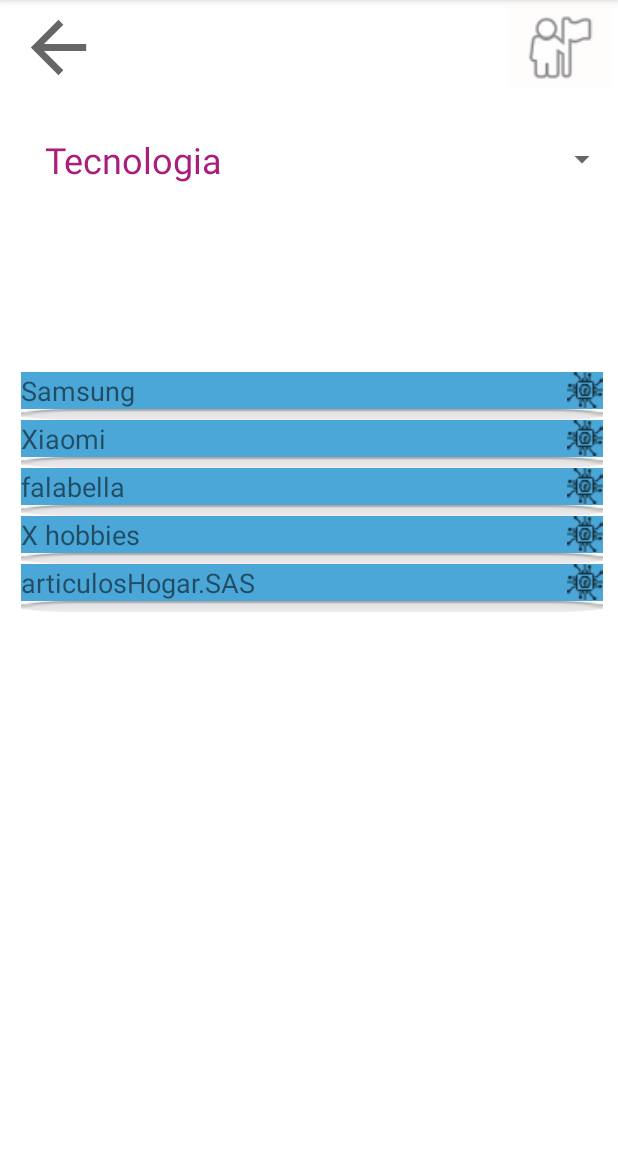
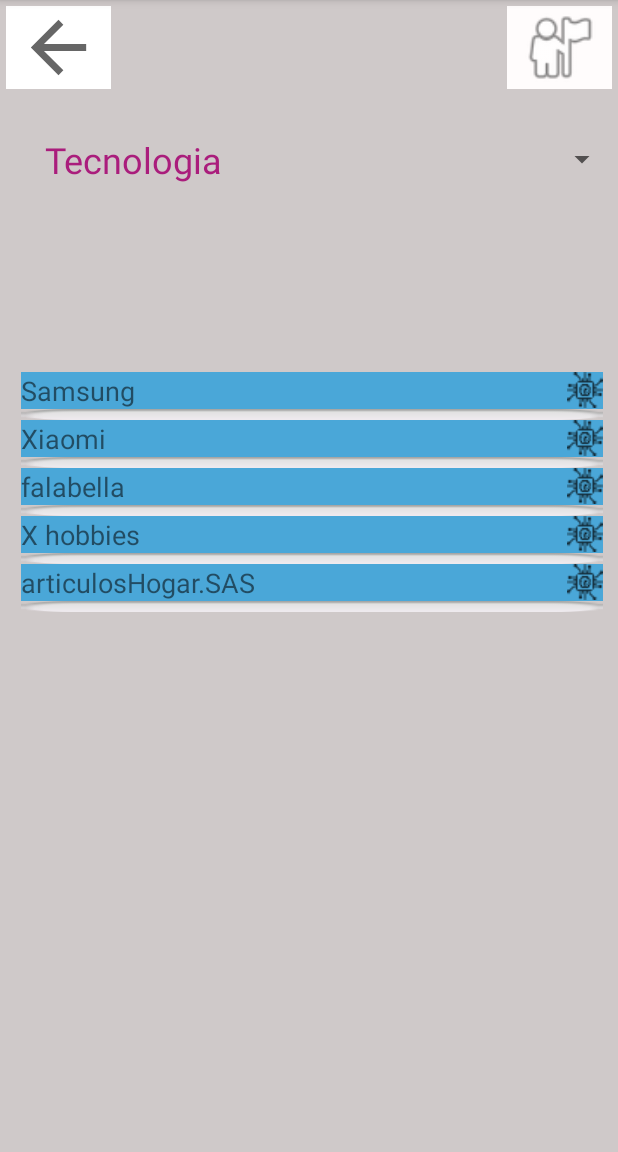
Before and after one commit to juanca172/proyectoAndroidStudio, an Android app: the visualizacionTiendasView screen opened directly, with no data from a screen before it, on a phone screen of 412 x 824 dp, the part 84-1236 px from its top. Run offline under Robolectric (Android 15) with nearby library versions, the phone set to English and light mode, and no system bars.

Commit message:
cambie los colores de las dos vistas que he realizado

```diff
--- a/app/src/main/res/layout/activity_vista_registro_de_usuario_view.xml
+++ b/app/src/main/res/layout/activity_vista_registro_de_usuario_view.xml
@@ -7,10 +7,13 @@
     android:background="#EFEFF1"
     android:orientation="vertical"
     android:scrollbars="horizontal"
-    tools:context=".views.VistaRegistroDeUsuarioView">
+    tools:context=".views.VistaRegistroDeUsuarioView"
+    >
+
     <LinearLayout
         android:layout_width="match_parent"
         android:layout_height="wrap_content"
+        android:background="#CFC9C9"
         android:orientation="vertical">
 
         <TextView
--- a/app/src/main/res/layout/activity_visualizacion_tiendas_view.xml
+++ b/app/src/main/res/layout/activity_visualizacion_tiendas_view.xml
@@ -4,6 +4,7 @@
     xmlns:tools="http://schemas.android.com/tools"
     android:layout_width="match_parent"
     android:layout_height="match_parent"
+    android:background="#CFC9C9"
     tools:context=".views.visualizacionTiendasView">
 
     <Spinner
@@ -15,7 +16,8 @@
 
         android:layout_marginTop="80dp"
         app:layout_constraintStart_toStartOf="parent"
-        app:layout_constraintTop_toTopOf="parent" />
+        app:layout_constraintTop_toTopOf="parent"
+        />
 
     <ImageButton
         android:id="@+id/imageButton"
@@ -39,6 +41,7 @@
         android:layout_marginEnd="4dp"
         android:layout_marginRight="4dp"
         android:background="#FFFCFC"
+        android:contentDescription="TODO"
         android:scaleType="fitCenter"
         app:layout_constraintEnd_toEndOf="parent"
         app:layout_constraintTop_toTopOf="parent"
```
